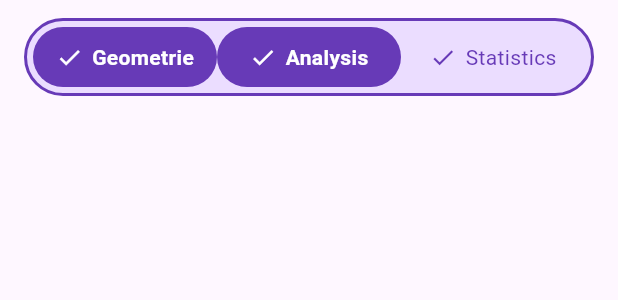
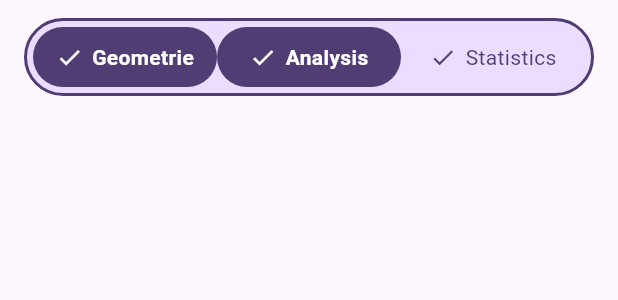
Before and after one commit to max-friebertshaeuser/AbiMind, a Flutter app: the CategoryToggleBar widget shown alone on an empty page, opened directly, on a phone screen of 412 x 824 dp. Shown: the top 300 px of the screen. Run offline on Flutter 3.47's test engine with Material 3 defaults, Android fonts, the phone set to English and light mode, and no system bars; our stand-ins replace firebase_auth, firebase_core, fl_chart, flutter_riverpod, google_fonts and 1 more; missing offline and left inert: dart:ffi, firebase_app_check, flutter_drawing_board, flutter_verification_code; accounts and stored records are empty.

```diff
--- a/frontend/lib/presentation/screens/start/start-screen.dart
+++ b/frontend/lib/presentation/screens/start/start-screen.dart
@@ -313,7 +313,11 @@ class StarScreen extends StatelessWidget {
                                     title: 'Textaufgabe',
                                     description:
                                         'Untersuche eine Pyramide geometrisch, bestimme Flächen, Symmetrien, Ebenen und einen speziellen Punkt, und beschreibe den entstehenden Rotationskörper.',
-                                    tags: ['Finished', 'Geometrie', 'Keine Hilfsmittel'],
+                                    tags: [
+                                      'Finished',
+                                      'Geometrie',
+                                      'Keine Hilfsmittel',
+                                    ],
                                   ),
                                   CustomTaskCard(
                                     title: 'Ohne Anwendung',
@@ -360,10 +364,8 @@ class StarScreen extends StatelessWidget {
                         print('Selected categories: $selected');
                       },
                     ),
-
                   ],
                 ),
-
               ),
             ),
           ],
@@ -594,16 +596,18 @@ class _CategoryToggleBarState extends State<CategoryToggleBar> {
 
   @override
   Widget build(BuildContext context) {
+    final colorScheme = Theme.of(context).colorScheme;
     return Container(
       margin: const EdgeInsets.symmetric(horizontal: 16, vertical: 12),
       padding: const EdgeInsets.all(4),
       decoration: BoxDecoration(
-        border: Border.all(color: Colors.deepPurple, width: 2),
+        border: Border.all(color: colorScheme.onPrimaryFixedVariant, width: 2),
         borderRadius: BorderRadius.circular(40),
-        color: Theme.of(context).colorScheme.primaryContainer,
+        color: colorScheme.primaryContainer,
       ),
       child: Row(
-        children: widget.categories.map((category) {
+        children:
+            widget.categories.map((category) {
               final isSelected = selected.contains(category);
               return Expanded(
                 child: GestureDetector(
@@ -611,7 +615,10 @@ class _CategoryToggleBarState extends State<CategoryToggleBar> {
                   child: Container(
                     padding: const EdgeInsets.symmetric(vertical: 10),
                     decoration: BoxDecoration(
-                  color: isSelected ? Colors.deepPurple : Colors.transparent,
+                      color:
+                          isSelected
+                              ? colorScheme.onPrimaryFixedVariant
+                              : Colors.transparent,
                       borderRadius: BorderRadius.circular(32),
                     ),
                     child: Row(
@@ -620,14 +627,23 @@ class _CategoryToggleBarState extends State<CategoryToggleBar> {
                         Icon(
                           Icons.check,
                           size: 18,
-                      color: isSelected ? Colors.white : Colors.deepPurple,
+                          color:
+                              isSelected
+                                  ? Colors.white
+                                  : colorScheme.onPrimaryFixedVariant,
                         ),
                         const SizedBox(width: 6),
                         Text(
                           category,
                           style: TextStyle(
-                        color: isSelected ? Colors.white : Colors.deepPurple,
-                        fontWeight: isSelected ? FontWeight.bold : FontWeight.normal,
+                            color:
+                                isSelected
+                                    ? Colors.white
+                                    : colorScheme.onPrimaryFixedVariant,
+                            fontWeight:
+                                isSelected
+                                    ? FontWeight.bold
+                                    : FontWeight.normal,
                           ),
                         ),
                       ],
@@ -640,7 +656,6 @@ class _CategoryToggleBarState extends State<CategoryToggleBar> {
     );
   }
 }
-
 
 class CustomTaskCard extends StatelessWidget {
   final String title;
@@ -657,15 +672,6 @@ class CustomTaskCard extends StatelessWidget {
   @override
   Widget build(BuildContext context) {
     final colorScheme = Theme.of(context).colorScheme;
-    final tagColors = {
-      'Finished': Colors.indigo,
-      'Geometrie': Colors.indigo,
-      'Analysis': Colors.indigo,
-      'Keine Hilfsmittel': Colors.deepPurple,
-      'Alle Hilfsmittel': Colors.deepPurple,
-      'Statistics': Colors.indigo,
-    };
-
     return Container(
       margin: const EdgeInsets.symmetric(vertical: 8, horizontal: 30),
       padding: const EdgeInsets.all(12),
```
Also changed, not shown: frontend/lib/core/utils/constants.dart (+11 -1 lines). Lines whose indentation alone changed are shown as unchanged.
